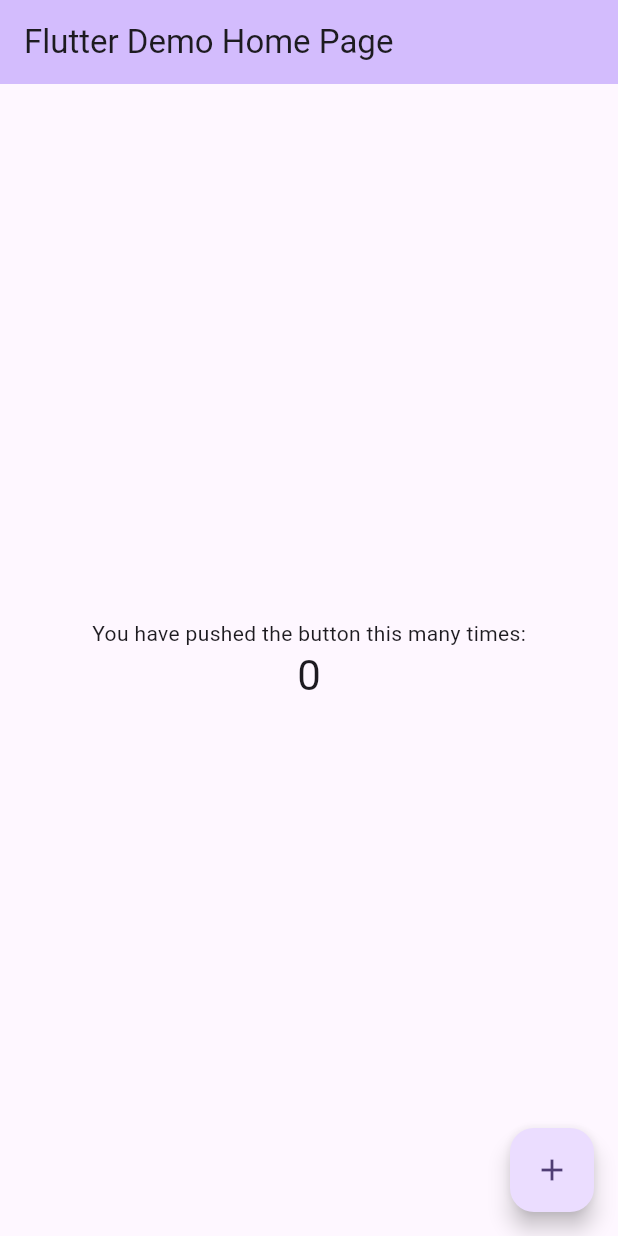
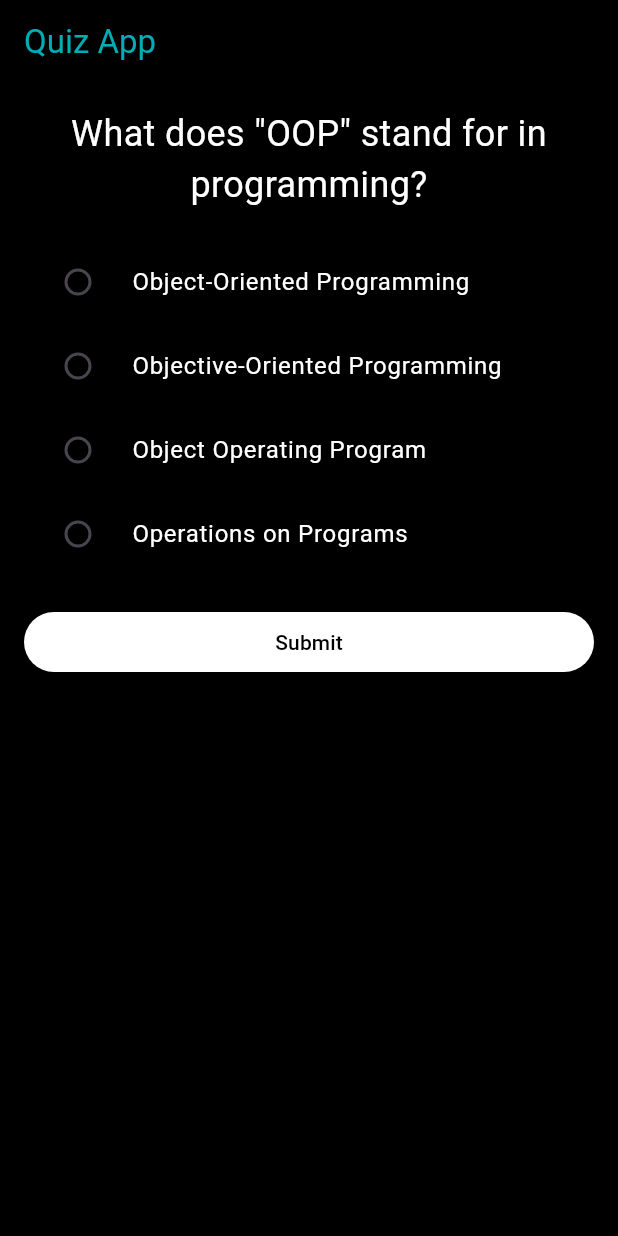
Before and after one commit to 24shrouk/IP_Task4, a Flutter app: the screen it shows after launch, on a phone screen of 412 x 824 dp. Run offline on Flutter 3.47's test engine with Material 3 defaults, Android fonts, the phone set to English and light mode, and no system bars.

```diff
--- a/lib/main.dart
+++ b/lib/main.dart
@@ -1,125 +1,18 @@
 import 'package:flutter/material.dart';
+import 'package:task4/views/splach_screen.dart';
 
 void main() {
-  runApp(const MyApp());
+  runApp(const QuizApp());
 }
 
-class MyApp extends StatelessWidget {
-  const MyApp({super.key});
+class QuizApp extends StatelessWidget {
+  const QuizApp({super.key});
 
-  // This widget is the root of your application.
   @override
   Widget build(BuildContext context) {
     return MaterialApp(
-      title: 'Flutter Demo',
-      theme: ThemeData(
-        // This is the theme of your application.
-        //
-        // TRY THIS: Try running your application with "flutter run". You'll see
-        // the application has a purple toolbar. Then, without quitting the app,
-        // try changing the seedColor in the colorScheme below to Colors.green
-        // and then invoke "hot reload" (save your changes or press the "hot
-        // reload" button in a Flutter-supported IDE, or press "r" if you used
-        // the command line to start the app).
-        //
-        // Notice that the counter didn't reset back to zero; the application
-        // state is not lost during the reload. To reset the state, use hot
-        // restart instead.
-        //
-        // This works for code too, not just values: Most code changes can be
-        // tested with just a hot reload.
-        colorScheme: ColorScheme.fromSeed(seedColor: Colors.deepPurple),
-        useMaterial3: true,
-      ),
-      home: const MyHomePage(title: 'Flutter Demo Home Page'),
+      debugShowCheckedModeBanner: false,
+      home: SplashScreen(),
     );
   }
 }
-
-class MyHomePage extends StatefulWidget {
-  const MyHomePage({super.key, required this.title});
-
-  // This widget is the home page of your application. It is stateful, meaning
-  // that it has a State object (defined below) that contains fields that affect
-  // how it looks.
-
-  // This class is the configuration for the state. It holds the values (in this
-  // case the title) provided by the parent (in this case the App widget) and
-  // used by the build method of the State. Fields in a Widget subclass are
-  // always marked "final".
-
-  final String title;
-
-  @override
-  State<MyHomePage> createState() => _MyHomePageState();
-}
-
-class _MyHomePageState extends State<MyHomePage> {
-  int _counter = 0;
-
-  void _incrementCounter() {
-    setState(() {
-      // This call to setState tells the Flutter framework that something has
-      // changed in this State, which causes it to rerun the build method below
-      // so that the display can reflect the updated values. If we changed
-      // _counter without calling setState(), then the build method would not be
-      // called again, and so nothing would appear to happen.
-      _counter++;
-    });
-  }
-
-  @override
-  Widget build(BuildContext context) {
-    // This method is rerun every time setState is called, for instance as done
-    // by the _incrementCounter method above.
-    //
-    // The Flutter framework has been optimized to make rerunning build methods
-    // fast, so that you can just rebuild anything that needs updating rather
-    // than having to individually change instances of widgets.
-    return Scaffold(
-      appBar: AppBar(
-        // TRY THIS: Try changing the color here to a specific color (to
-        // Colors.amber, perhaps?) and trigger a hot reload to see the AppBar
-        // change color while the other colors stay the same.
-        backgroundColor: Theme.of(context).colorScheme.inversePrimary,
-        // Here we take the value from the MyHomePage object that was created by
-        // the App.build method, and use it to set our appbar title.
-        title: Text(widget.title),
-      ),
-      body: Center(
-        // Center is a layout widget. It takes a single child and positions it
-        // in the middle of the parent.
-        child: Column(
-          // Column is also a layout widget. It takes a list of children and
-          // arranges them vertically. By default, it sizes itself to fit its
-          // children horizontally, and tries to be as tall as its parent.
-          //
-          // Column has various properties to control how it sizes itself and
-          // how it positions its children. Here we use mainAxisAlignment to
-          // center the children vertically; the main axis here is the vertical
-          // axis because Columns are vertical (the cross axis would be
-          // horizontal).
-          //
-          // TRY THIS: Invoke "debug painting" (choose the "Toggle Debug Paint"
-          // action in the IDE, or press "p" in the console), to see the
-          // wireframe for each widget.
-          mainAxisAlignment: MainAxisAlignment.center,
-          children: <Widget>[
-            const Text(
-              'You have pushed the button this many times:',
-            ),
-            Text(
-              '$_counter',
-              style: Theme.of(context).textTheme.headlineMedium,
-            ),
-          ],
-        ),
-      ),
-      floatingActionButton: FloatingActionButton(
-        onPressed: _incrementCounter,
-        tooltip: 'Increment',
-        child: const Icon(Icons.add),
-      ), // This trailing comma makes auto-formatting nicer for build methods.
-    );
-  }
-}
--- /dev/null
+++ b/lib/views/quiz_screen.dart
@@ -0,0 +1,167 @@
+import 'package:flutter/material.dart';
+import 'package:task4/views/result_screen.dart';
+
+class QuizPage extends StatefulWidget {
+  @override
+  _QuizPageState createState() => _QuizPageState();
+}
+
+class _QuizPageState extends State<QuizPage> {
+  static const List<Map<String, Object>> _questions = [
+    {
+      'question': 'What does "OOP" stand for in programming?',
+      'answers': [
+        {'text': 'Object-Oriented Programming', 'isCorrect': true},
+        {'text': 'Objective-Oriented Programming', 'isCorrect': false},
+        {'text': 'Object Operating Program', 'isCorrect': false},
+        {'text': 'Operations on Programs', 'isCorrect': false},
+      ],
+    },
+    {
+      'question': 'What is the time complexity of binary search?',
+      'answers': [
+        {'text': 'O(n)', 'isCorrect': false},
+        {'text': 'O(log n)', 'isCorrect': true},
+        {'text': 'O(n²)', 'isCorrect': false},
+        {'text': 'O(1)', 'isCorrect': false},
+      ],
+    },
+    {
+      'question': 'Who developed Flutter?',
+      'answers': [
+        {'text': 'Facebook', 'isCorrect': false},
+        {'text': 'Apple', 'isCorrect': false},
+        {'text': 'Google', 'isCorrect': true},
+        {'text': 'Microsoft', 'isCorrect': false},
+      ],
+    },
+    {
+      'question': 'What is the most popular programming language?',
+      'answers': [
+        {'text': 'Java', 'isCorrect': false},
+        {'text': 'Python', 'isCorrect': true},
+        {'text': 'C#', 'isCorrect': false},
+        {'text': 'Ruby', 'isCorrect': false},
+      ],
+    },
+  ];
+
+  int _questionIndex = 0;
+  String? _selectedAnswer;
+  bool _isAnswered = false;
+  int _score = 0;
+
+  void _nextQuestion() {
+    setState(() {
+      _isAnswered = false;
+      _selectedAnswer = null;
+      if (_questionIndex < _questions.length - 1) {
+        _questionIndex++;
+      } else {
+        Navigator.push(
+          context,
+          MaterialPageRoute(builder: (context) => ResultScreen(score: _score)),
+        );
+      }
+    });
+  }
+
+  void _submitAnswer() {
+    setState(() {
+      _isAnswered = true;
+      if (_selectedAnswer != null) {
+        final isCorrect = (_questions[_questionIndex]['answers']
+                    as List<Map<String, Object>>)
+                .firstWhere(
+                    (answer) => answer['text'] == _selectedAnswer)['isCorrect']
+            as bool;
+        if (isCorrect) {
+          _score++;
+        }
+      }
+    });
+  }
+
+  @override
+  Widget build(BuildContext context) {
+    final currentQuestion = _questions[_questionIndex];
+    final answerOptions =
+        currentQuestion['answers'] as List<Map<String, Object>>;
+
+    return Scaffold(
+      backgroundColor: Colors.black,
+      appBar: AppBar(
+        backgroundColor: Colors.black,
+        title: const Text(
+          'Quiz App',
+          style: TextStyle(color: Color(0xff00ADB5)),
+        ),
+      ),
+      body: Padding(
+        padding: const EdgeInsets.all(16.0),
+        child: Column(
+          crossAxisAlignment: CrossAxisAlignment.stretch,
+          children: [
+            Text(
+              currentQuestion['question'] as String,
+              style: const TextStyle(fontSize: 24, color: Colors.white),
+              textAlign: TextAlign.center,
+            ),
+            const SizedBox(height: 20),
+            ...answerOptions.map((answer) {
+              // Check if this is the correct answer or not
+              final isCorrect = answer['isCorrect'] as bool;
+              final isSelected = answer['text'] == _selectedAnswer;
+
+              return RadioListTile<String>(
+                activeColor: Colors.white,
+                value: answer['text'] as String,
+                groupValue: _selectedAnswer,
+                title: Text(
+                  answer['text'] as String,
+                  style: TextStyle(
+                    color: _isAnswered
+                        ? isCorrect
+                            ? Colors.green
+                            : isSelected
+                                ? Colors.red
+                                : Colors.white
+                        : Colors.white,
+                  ),
+                ),
+                onChanged: _isAnswered
+                    ? null
+                    : (value) {
+                        setState(() {
+                          _selectedAnswer = value;
+                        });
+                      },
+                secondary: _isAnswered
+                    ? Icon(
+                        isCorrect ? Icons.check_circle : Icons.cancel,
+                        color: isCorrect ? Colors.green : Colors.red,
+                      )
+                    : null,
+              );
+            }),
+            //.toList(),
+            const SizedBox(height: 20),
+            ElevatedButton(
+              style: const ButtonStyle(
+                  backgroundColor: WidgetStatePropertyAll(Color(0xffFFFFFF))),
+              onPressed: _isAnswered
+                  ? _nextQuestion
+                  : _selectedAnswer == null
+                      ? null
+                      : _submitAnswer,
+              child: Text(
+                _isAnswered ? 'Next' : 'Submit',
+                style: const TextStyle(color: Colors.black),
+              ),
+            ),
+          ],
+        ),
+      ),
+    );
+  }
+}
```
Also changed, not shown: lib/views/result_screen.dart (added, +51 -0 lines), lib/views/splach_screen.dart (added, +39 -0 lines), 1 other file.
